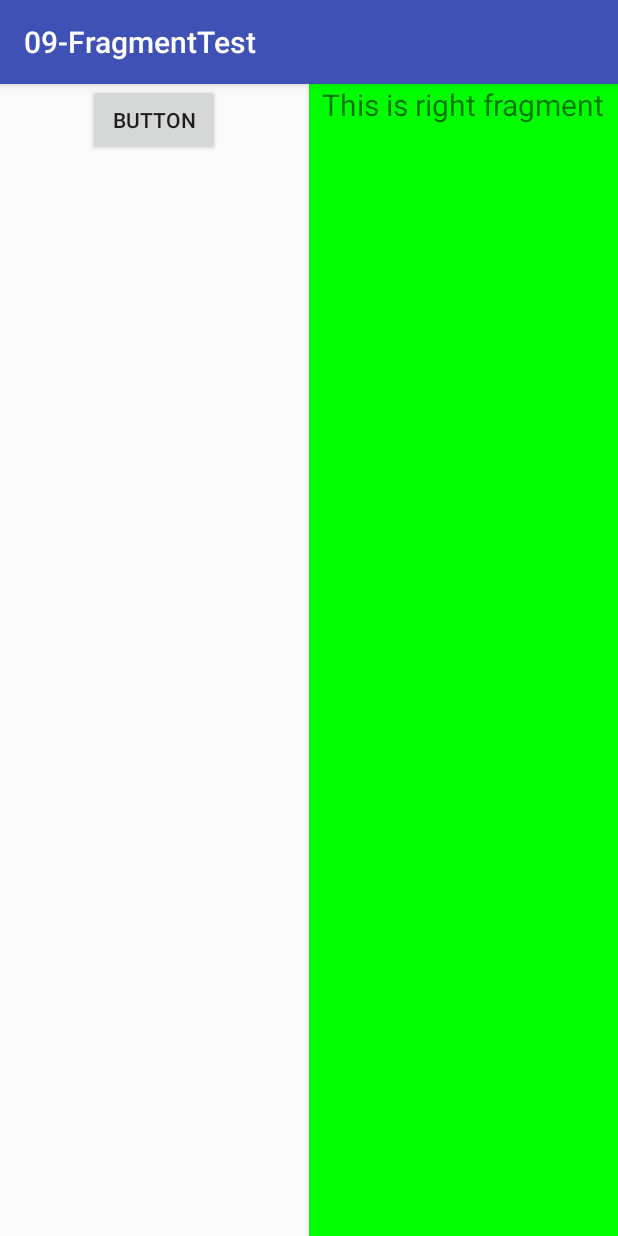
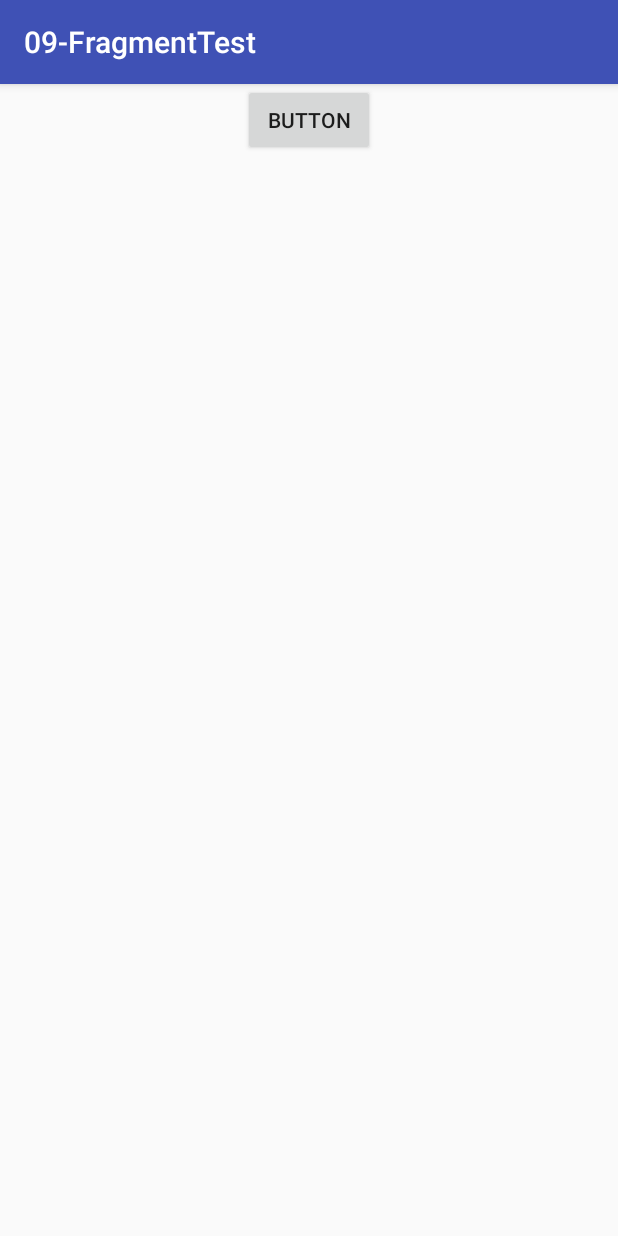
Before and after one commit to lightwind/FirstCode, an Android app: the screen it shows after launch (MainActivity), on a phone screen of 412 x 824 dp. Run offline under Robolectric (Android 15) with nearby library versions, the phone set to English and light mode, and no system bars; our stand-ins replace ButterKnife.

Commit message:
fragment-动态加载布局

```diff
--- a/09-FragmentTest/app/src/main/java/com/lightwind/a09_fragmenttest/MainActivity.java
+++ b/09-FragmentTest/app/src/main/java/com/lightwind/a09_fragmenttest/MainActivity.java
@@ -1,21 +1,16 @@
 package com.lightwind.a09_fragmenttest;
 
 import android.os.Bundle;
-import android.support.v4.app.Fragment;
-import android.support.v4.app.FragmentManager;
-import android.support.v4.app.FragmentTransaction;
 import android.support.v7.app.AppCompatActivity;
 import android.view.View;
 import android.widget.Button;
-import android.widget.FrameLayout;
 
-import butterknife.BindView;
 import butterknife.ButterKnife;
 
 public class MainActivity extends AppCompatActivity implements View.OnClickListener {
 
-    @BindView(R.id.right_layout)
-    FrameLayout mRightLayout;
+//    @BindView(R.id.right_layout)
+//    FrameLayout mRightLayout;
 
     @Override
     protected void onCreate(Bundle savedInstanceState) {
@@ -24,14 +19,14 @@ public class MainActivity extends AppCompatActivity implements View.OnClickListe
         ButterKnife.bind(this);
         Button button = (Button) findViewById(R.id.button);
         button.setOnClickListener(this);
-        replaceFragment(new RightFragment());
+//        replaceFragment(new RightFragment());
     }
 
     @Override
     public void onClick(View v) {
         switch (v.getId()) {
             case R.id.button:
-                replaceFragment(new AnotherRightFragment());
+//                replaceFragment(new AnotherRightFragment());
                 break;
         }
     }
@@ -41,11 +36,11 @@ public class MainActivity extends AppCompatActivity implements View.OnClickListe
      *
      * @param fragment 需要替换的Fragment
      */
-    private void replaceFragment(Fragment fragment) {
-        FragmentManager fragmentManager = getSupportFragmentManager();
-        FragmentTransaction transaction = fragmentManager.beginTransaction();
-        transaction.replace(R.id.right_layout, fragment);
-        transaction.addToBackStack(null);
-        transaction.commit();
-    }
+//    private void replaceFragment(Fragment fragment) {
+//        FragmentManager fragmentManager = getSupportFragmentManager();
+//        FragmentTransaction transaction = fragmentManager.beginTransaction();
+//        transaction.replace(R.id.right_layout, fragment);
+//        transaction.addToBackStack(null);
+//        transaction.commit();
+//    }
 }
--- /dev/null
+++ b/09-FragmentTest/app/src/main/res/layout-large/activity_main.xml
@@ -0,0 +1,23 @@
+<?xml version="1.0" encoding="utf-8"?>
+<LinearLayout
+    xmlns:android="http://schemas.android.com/apk/res/android"
+    xmlns:tools="http://schemas.android.com/tools"
+    android:layout_width="match_parent"
+    android:layout_height="match_parent"
+    tools:context="com.lightwind.a09_fragmenttest.MainActivity">
+
+    <fragment
+        android:id="@+id/left_fragment"
+        android:name="com.lightwind.a09_fragmenttest.LeftFragment"
+        android:layout_width="0dp"
+        android:layout_height="match_parent"
+        android:layout_weight="1"/>
+
+    <fragment
+        android:id="@+id/right_fragment"
+        android:name="com.lightwind.a09_fragmenttest.RightFragment"
+        android:layout_width="0dp"
+        android:layout_height="match_parent"
+        android:layout_weight="3"/>
+
+</LinearLayout>
--- /dev/null
+++ b/09-FragmentTest/app/src/main/res/layout-sw600dp/activity_main.xml
@@ -0,0 +1,23 @@
+<?xml version="1.0" encoding="utf-8"?>
+<LinearLayout
+    xmlns:android="http://schemas.android.com/apk/res/android"
+    xmlns:tools="http://schemas.android.com/tools"
+    android:layout_width="match_parent"
+    android:layout_height="match_parent"
+    tools:context="com.lightwind.a09_fragmenttest.MainActivity">
+
+    <fragment
+        android:id="@+id/left_fragment"
+        android:name="com.lightwind.a09_fragmenttest.LeftFragment"
+        android:layout_width="0dp"
+        android:layout_height="match_parent"
+        android:layout_weight="1"/>
+
+    <fragment
+        android:id="@+id/right_fragment"
+        android:name="com.lightwind.a09_fragmenttest.RightFragment"
+        android:layout_width="0dp"
+        android:layout_height="match_parent"
+        android:layout_weight="3"/>
+
+</LinearLayout>
--- a/09-FragmentTest/app/src/main/res/layout/activity_main.xml
+++ b/09-FragmentTest/app/src/main/res/layout/activity_main.xml
@@ -9,14 +9,7 @@
 <fragment
     android:id="@+id/left_fragment"
     android:name="com.lightwind.a09_fragmenttest.LeftFragment"
-        android:layout_width="0dp"
-        android:layout_height="match_parent"
-        android:layout_weight="1"/>
-
-    <FrameLayout
-        android:id="@+id/right_layout"
-        android:layout_width="0dp"
-        android:layout_height="match_parent"
-        android:layout_weight="1"/>
+    android:layout_width="match_parent"
+    android:layout_height="match_parent"/>
 
 </LinearLayout>
```
Lines whose indentation alone changed are shown as unchanged.
